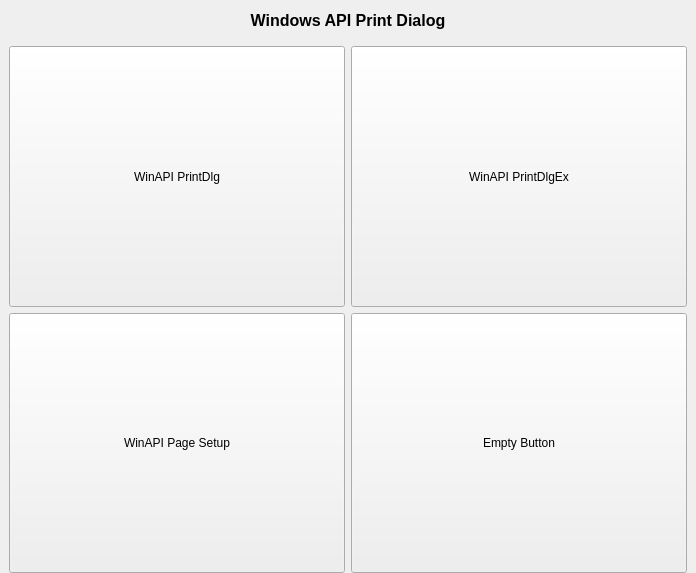
This is QtGuiApplicationTest/QtGuiApplicationTest/Miscellaneous/MiscellaneousWinPrintDlg.ui in xautshuanglong/QtLearningRepository as Qt 5 draws it before an edit. The edited form follows.
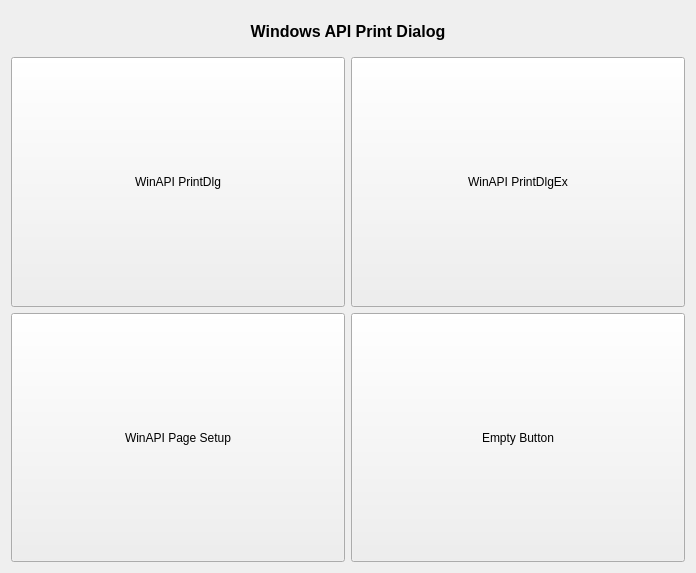
This is the edited form. Custom widgets are drawn as their Qt base class.

Commit message: 同意界面风格

Patch:
```diff
--- a/QtGuiApplicationTest/QtGuiApplicationTest/Miscellaneous/MiscellaneousWinPrintDlg.ui
+++ b/QtGuiApplicationTest/QtGuiApplicationTest/Miscellaneous/MiscellaneousWinPrintDlg.ui
@@ -17,20 +17,6 @@
    <string notr="true"/>
   </property>
   <layout class="QVBoxLayout" name="verticalLayout">
-   <property name="leftMargin">
-    <number>0</number>
-   </property>
-   <property name="topMargin">
-    <number>0</number>
-   </property>
-   <property name="rightMargin">
-    <number>0</number>
-   </property>
-   <property name="bottomMargin">
-    <number>0</number>
-   </property>
-   <item>
-    <layout class="QHBoxLayout" name="horizontalLayout">
      <item>
       <widget class="QLabel" name="lbTitle">
        <property name="minimumSize">
@@ -54,15 +40,13 @@
        </property>
       </widget>
      </item>
-    </layout>
-   </item>
    <item>
     <layout class="QGridLayout" name="gridLayout">
      <property name="leftMargin">
-      <number>9</number>
+      <number>0</number>
      </property>
      <property name="rightMargin">
-      <number>9</number>
+      <number>0</number>
      </property>
      <item row="0" column="1">
       <widget class="QPushButton" name="btnPrintDlgEx">
```
Lines whose indentation alone changed are shown as unchanged. The commit also changes 3 other files.
